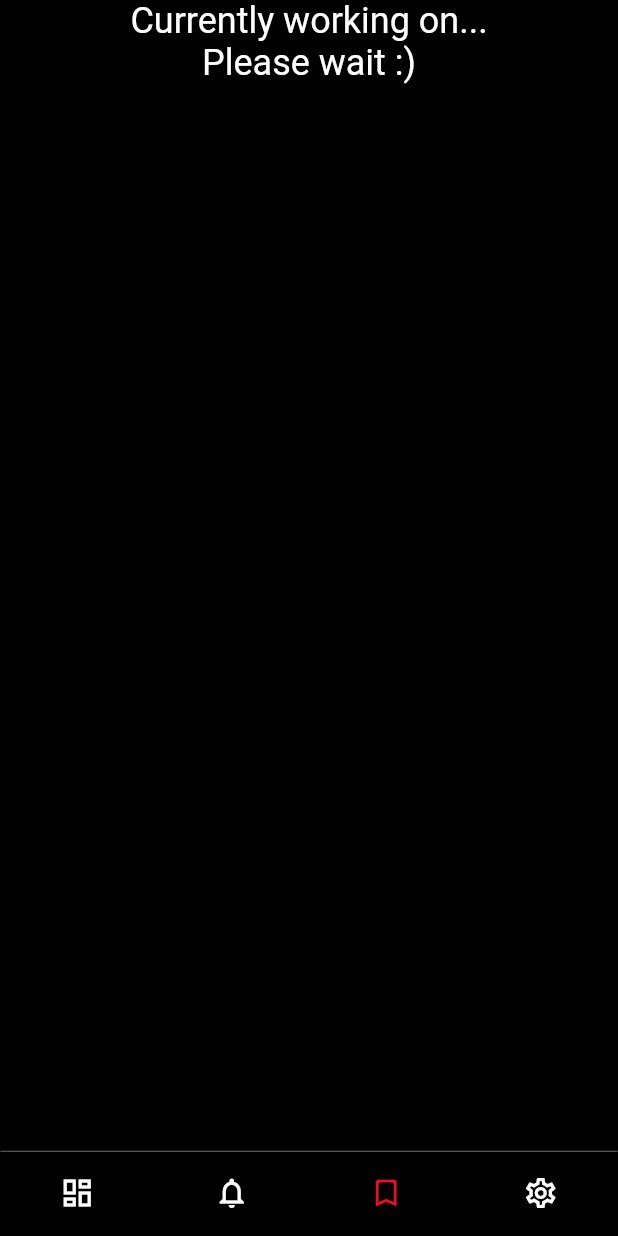
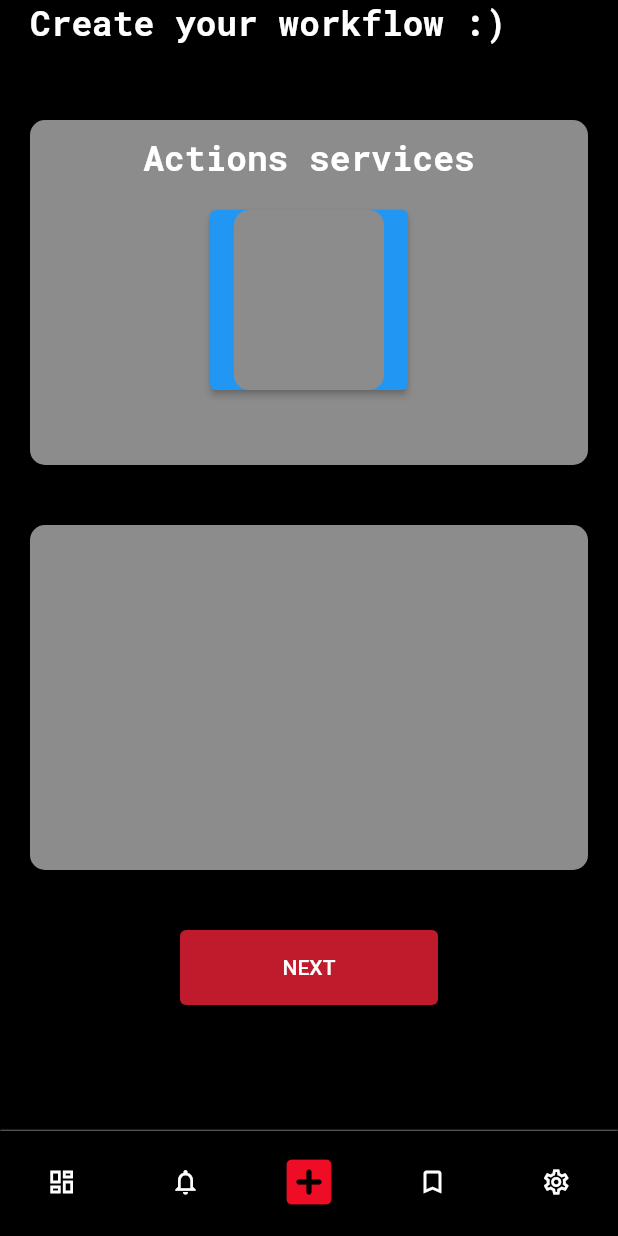
Before and after one commit to remynln/AREA, a Flutter app: the PagesWidget screen opened directly with empty values, item 3 of the bottom bar chosen, on a phone screen of 412 x 824 dp. Run offline on Flutter 3.47's test engine with Material 2 defaults, Android fonts, the phone set to English and light mode, and no system bars; our stand-ins replace animated_splash_screen, flutter_svg, fluttertoast, uni_links; network calls fail.

Commit message:
[ADD] basic background for create page

```diff
--- /dev/null
+++ b/flutter/lib/front/standard_pages/create.dart
@@ -0,0 +1,99 @@
+import 'dart:ui';
+
+import 'package:flutter/material.dart';
+
+import 'package:flutter_svg/flutter_svg.dart';
+
+import 'package:area/api/service/service_display.dart';
+import 'package:area/front/ip.dart';
+
+class CreateWidget extends StatefulWidget {
+  final String token;
+
+  const CreateWidget({Key? key, required this.token}) : super(key: key);
+
+  @override
+  State<CreateWidget> createState() => _CreateWidgetState();
+}
+
+class _CreateWidgetState extends State<CreateWidget> {
+  @override
+  Widget build(BuildContext context) {
+    return Scaffold(
+        body: Center(
+            child: ListView(children: <Widget>[
+      Padding(
+          padding: EdgeInsetsDirectional.only(start: 20),
+          child: Text("Create your workflow :)",
+              style: TextStyle(
+                  fontSize: 23,
+                  color: Colors.white,
+                  fontFamily: "RobotoMono",
+                  fontWeight: FontWeight.bold))),
+      SizedBox(height: 50),
+      Container(
+        padding: EdgeInsets.symmetric(horizontal: 20),
+        height: 230.0,
+        width: 100.0,
+        color: Colors.transparent,
+        child: Container(
+            decoration: BoxDecoration(
+                color: Color.fromRGBO(140, 140, 140, 100),
+                borderRadius: BorderRadius.all(Radius.circular(10.0))),
+            child: Column(
+              children: <Widget>[
+                Padding(
+                    padding: EdgeInsets.only(top: 10),
+                    child: Text("Actions services",
+                        style: TextStyle(
+                            fontSize: 23,
+                            color: Colors.white,
+                            fontFamily: "RobotoMono",
+                            fontWeight: FontWeight.bold))),
+                SizedBox(height: 20),
+                ElevatedButton(
+                    onPressed: () {
+                      print("CHOOSE ACTION SERVICE");
+                    },
+                    child: Container(
+                        height: 120.0,
+                        width: 100.0,
+                        color: Colors.transparent,
+                        child: Container(
+                            decoration: BoxDecoration(
+                                color: Color.fromRGBO(140, 140, 140, 100),
+                                borderRadius:
+                                    BorderRadius.all(Radius.circular(10.0))))))
+              ],
+            )),
+      ),
+      SizedBox(height: 40),
+      Container(
+        padding: EdgeInsets.symmetric(horizontal: 20),
+        height: 230.0,
+        width: 100.0,
+        color: Colors.transparent,
+        child: Container(
+            decoration: BoxDecoration(
+                color: Color.fromRGBO(140, 140, 140, 100),
+                borderRadius: BorderRadius.all(Radius.circular(10.0)))),
+      ),
+      SizedBox(height: 40),
+      Container(
+        width: double.infinity,
+        height: 50,
+        padding: const EdgeInsets.symmetric(horizontal: 120),
+        child: ElevatedButton(
+          onPressed: () {
+            print("NEXT");
+          },
+          style: ElevatedButton.styleFrom(
+              backgroundColor: Color.fromRGBO(191, 27, 44, 1)),
+          child: const Text(
+            "NEXT",
+          ),
+        ),
+      ),
+    ])));
+  }
+}
--- a/flutter/lib/front/standard_pages/dashboard.dart
+++ b/flutter/lib/front/standard_pages/dashboard.dart
@@ -42,7 +42,7 @@ class _DashboardWidgetState extends State<DashboardWidget> {
                     child: Text("Welcome back on Sergify.",
                         style: TextStyle(
                             fontSize: 16,
-                            color: Color.fromRGBO(95, 100, 126, 100),
+                            color: Color.fromRGBO(200, 200, 200, 100),
                             fontFamily: "RobotoMono")))
               ]),
           Spacer(),
@@ -77,7 +77,7 @@ class _DashboardWidgetState extends State<DashboardWidget> {
                           context,
                           MaterialPageRoute(
                               builder: (context) =>
-                                  PagesWidget(token: widget.token, index: 2)));
+                                  PagesWidget(token: widget.token, index: 3)));
                     },
                     child: const Text("View All",
                         style: TextStyle(
@@ -88,11 +88,15 @@ class _DashboardWidgetState extends State<DashboardWidget> {
         ),
         GestureDetector(
             onTap: () {
-              print("coucou");
+              Navigator.push(
+                  context,
+                  MaterialPageRoute(
+                      builder: (context) =>
+                          PagesWidget(token: widget.token, index: 2)));
             },
             child: SvgPicture.asset("assets/dashboard/add.svg",
                 alignment: Alignment.topLeft)),
-        SizedBox(height: 25),
+        SizedBox(height: 20),
         Row(children: <Widget>[
           Padding(
               padding: EdgeInsetsDirectional.only(start: 15),
--- a/flutter/lib/front/standard_pages/pages.dart
+++ b/flutter/lib/front/standard_pages/pages.dart
@@ -4,12 +4,14 @@ import 'package:area/front/standard_pages/dashboard.dart';
 import 'package:area/front/standard_pages/settings.dart';
 import 'package:area/front/standard_pages/notification.dart';
 import 'package:area/front/standard_pages/workflows.dart';
+import 'package:area/front/standard_pages/create.dart';
 
 class PagesWidget extends StatefulWidget {
   final String token;
   final int index;
 
-  const PagesWidget({Key? key, required this.token, required this.index}) : super(key: key);
+  const PagesWidget({Key? key, required this.token, required this.index})
+      : super(key: key);
 
   @override
   State<PagesWidget> createState() => _PagesWidgetState();
@@ -21,6 +23,7 @@ class _PagesWidgetState extends State<PagesWidget> {
 
   late DashboardWidget dashboard;
   late NotificationWidget notification;
+  late CreateWidget create;
   late WorkflowsWidget workflows;
   late SettingsWidget settings;
   static List<Widget> _pagesWidget = <Widget>[];
@@ -32,14 +35,10 @@ class _PagesWidgetState extends State<PagesWidget> {
     _index = widget.index;
     dashboard = DashboardWidget(token: token);
     notification = const NotificationWidget();
+    create = CreateWidget(token: token);
     workflows = const WorkflowsWidget();
     settings = const SettingsWidget();
-    _pagesWidget = [
-      dashboard,
-      notification,
-      workflows,
-      settings
-    ];
+    _pagesWidget = [dashboard, notification, create, workflows, settings];
   }
 
   @override
@@ -47,15 +46,12 @@ class _PagesWidgetState extends State<PagesWidget> {
     return Scaffold(
         body: Center(child: _pagesWidget[_index]),
         bottomNavigationBar: Container(
-        decoration: const BoxDecoration(
-          boxShadow: <BoxShadow>[
+          decoration: const BoxDecoration(boxShadow: <BoxShadow>[
             BoxShadow(
                 color: Colors.white,
                 blurRadius: 0.5,
-              blurStyle: BlurStyle.solid
-            )
-          ]
-        ),
+                blurStyle: BlurStyle.solid)
+          ]),
           child: BottomNavigationBar(
             items: const <BottomNavigationBarItem>[
               BottomNavigationBarItem(
@@ -63,7 +59,13 @@ class _PagesWidgetState extends State<PagesWidget> {
               BottomNavigationBarItem(
                   icon: Icon(Icons.notifications_none), label: 'Notification'),
               BottomNavigationBarItem(
-                icon: Icon(Icons.bookmark_border_rounded), label: 'Workflows'),
+                  icon: Icon(Icons.add_box_rounded,
+                      color: Colors.amber, size: 40),
+                  activeIcon: Icon(Icons.add_box_rounded, size: 40),
+                  label: 'Create'),
+              BottomNavigationBarItem(
+                  icon: Icon(Icons.bookmark_border_rounded),
+                  label: 'Workflows'),
               BottomNavigationBarItem(
                   icon: Icon(Icons.settings_outlined), label: 'Settings'),
             ],
@@ -71,6 +73,7 @@ class _PagesWidgetState extends State<PagesWidget> {
             selectedItemColor: const Color.fromRGBO(238, 13, 36, 100),
             unselectedItemColor: Colors.white,
             backgroundColor: Colors.black,
+            iconSize: 20,
             showSelectedLabels: false,
             showUnselectedLabels: false,
             currentIndex: _index,
@@ -80,7 +83,6 @@ class _PagesWidgetState extends State<PagesWidget> {
               });
             },
           ),
-      )
-    );
+        ));
   }
 }
```
Lines whose indentation alone changed are shown as unchanged.
